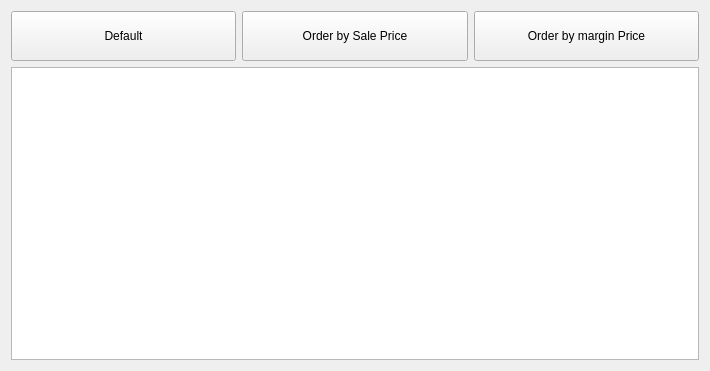
Qt form ui/sale_detail.ui (siul1024/application_coffee) before a commit.
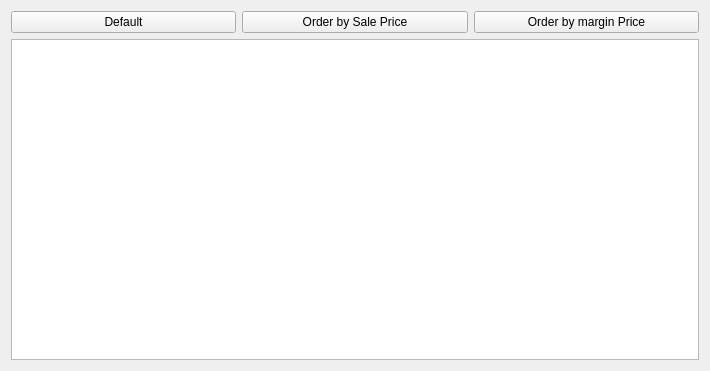
The same form after that commit.

```diff
--- a/ui/sale_detail.ui
+++ b/ui/sale_detail.ui
@@ -19,7 +19,7 @@
      <property name="minimumSize">
       <size>
        <width>200</width>
-       <height>50</height>
+       <height>20</height>
       </size>
      </property>
      <property name="text">
@@ -32,7 +32,7 @@
      <property name="minimumSize">
       <size>
        <width>200</width>
-       <height>50</height>
+       <height>20</height>
       </size>
      </property>
      <property name="text">
@@ -45,7 +45,7 @@
      <property name="minimumSize">
       <size>
        <width>200</width>
-       <height>50</height>
+       <height>20</height>
       </size>
      </property>
      <property name="text">
```
